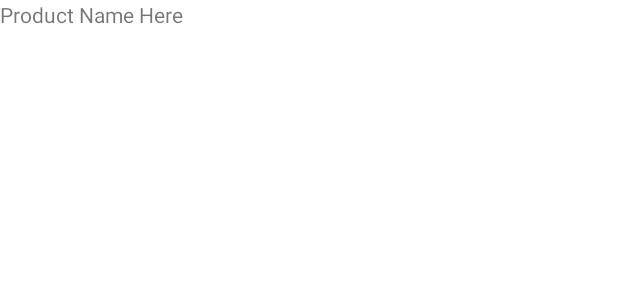
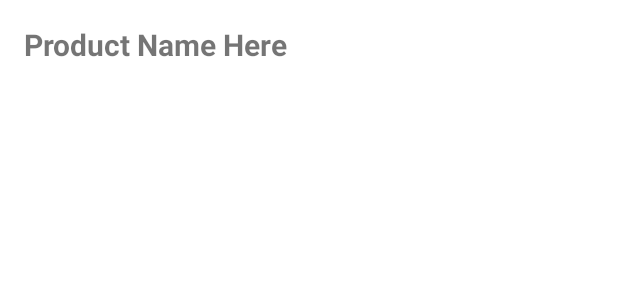
Before and after one commit to mxlopez25/FullStackInterviewApp, an Android app: the layout product_list_layout.xml on its own in the app's theme, with its tools: preview values and no code run, on a phone screen of 412 x 824 dp. Shown: the top 300 px of the screen. Run offline under Robolectric (Android 15) with nearby library versions, the phone set to English and light mode, and no system bars.

Commit message:
Container clickable

```diff
--- a/app/src/main/res/layout/product_list_layout.xml
+++ b/app/src/main/res/layout/product_list_layout.xml
@@ -1,14 +1,25 @@
 <?xml version="1.0" encoding="utf-8"?>
-<LinearLayout
+<androidx.constraintlayout.widget.ConstraintLayout
     xmlns:android="http://schemas.android.com/apk/res/android"
-    android:orientation="vertical"
+    xmlns:app="http://schemas.android.com/apk/res-auto"
+    xmlns:tools="http://schemas.android.com/tools"
     android:layout_width="match_parent"
-    android:layout_height="match_parent">
+    android:layout_height="wrap_content"
+    android:id="@+id/clProductContainer"
+    android:clickable="true">
 
     <TextView
         android:id="@+id/tvProductName"
         android:layout_width="match_parent"
         android:layout_height="wrap_content"
-        android:text="Product Name Here"/>
+        android:layout_marginStart="16dp"
+        android:layout_marginTop="16dp"
+        android:layout_marginEnd="16dp"
+        android:text="Product Name Here"
+        android:textSize="20sp"
+        android:textStyle="bold"
+        app:layout_constraintEnd_toEndOf="parent"
+        app:layout_constraintStart_toStartOf="parent"
+        app:layout_constraintTop_toTopOf="parent" />
 
-</LinearLayout>
+</androidx.constraintlayout.widget.ConstraintLayout>
--- a/app/src/main/res/layout/user_list_layout.xml
+++ b/app/src/main/res/layout/user_list_layout.xml
@@ -3,7 +3,9 @@
     xmlns:app="http://schemas.android.com/apk/res-auto"
     xmlns:tools="http://schemas.android.com/tools"
     android:layout_width="match_parent"
-    android:layout_height="wrap_content">
+    android:layout_height="wrap_content"
+    android:clickable="true"
+    android:id="@+id/clContainer">
 
     <TextView
         android:id="@+id/tvName"
@@ -13,6 +15,8 @@
         android:layout_marginTop="16dp"
         android:layout_marginEnd="16dp"
         android:text="Name Here"
+        android:textSize="20sp"
+        android:textStyle="bold"
         app:layout_constraintEnd_toEndOf="parent"
         app:layout_constraintStart_toStartOf="parent"
         app:layout_constraintTop_toTopOf="parent" />
```
